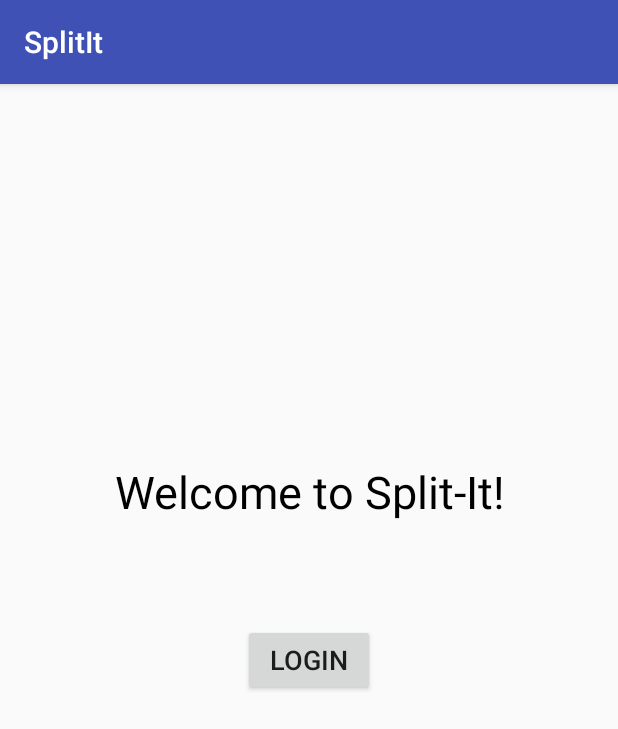
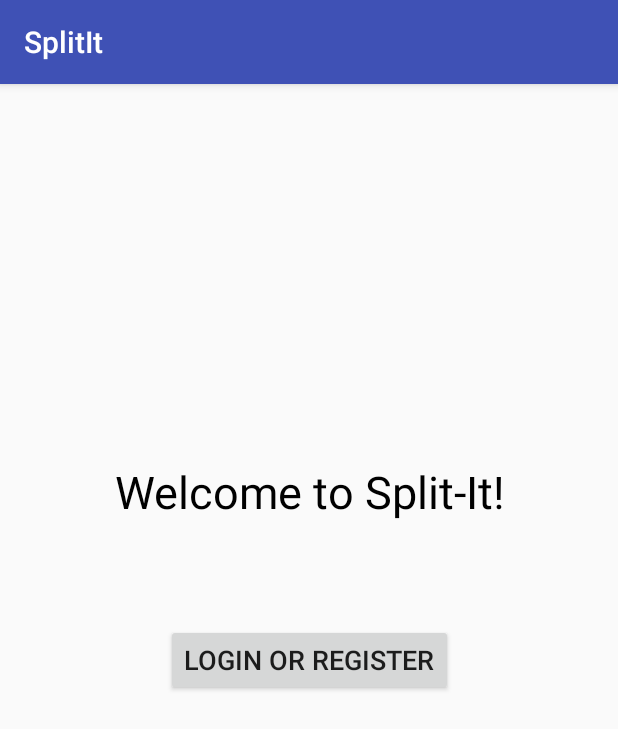
Before and after one commit to bpsokol/split-it, an Android app: the screen it shows after launch (MainActivity), on a phone screen of 412 x 824 dp. Shown: the top 729 px of the screen. Run offline under Robolectric (Android 15) with nearby library versions, the phone set to English and light mode, and no system bars; our stand-ins replace Firebase (no records; nobody signed in at launch, a user with empty details on screens opened directly); libraries missing offline, so code that uses them is left out: com.firebase.ui.

Commit message:
Change text
Changed text on login button

```diff
--- a/SplitIt/app/src/main/res/layout/activity_main.xml
+++ b/SplitIt/app/src/main/res/layout/activity_main.xml
@@ -31,7 +31,7 @@
         android:layout_marginRight="148dp"
         android:layout_marginStart="148dp"
         android:layout_marginTop="8dp"
-        android:text="Login"
+        android:text="Login or Register"
         android:textSize="18sp"
         app:layout_constraintBottom_toBottomOf="parent"
         app:layout_constraintEnd_toEndOf="parent"
```
